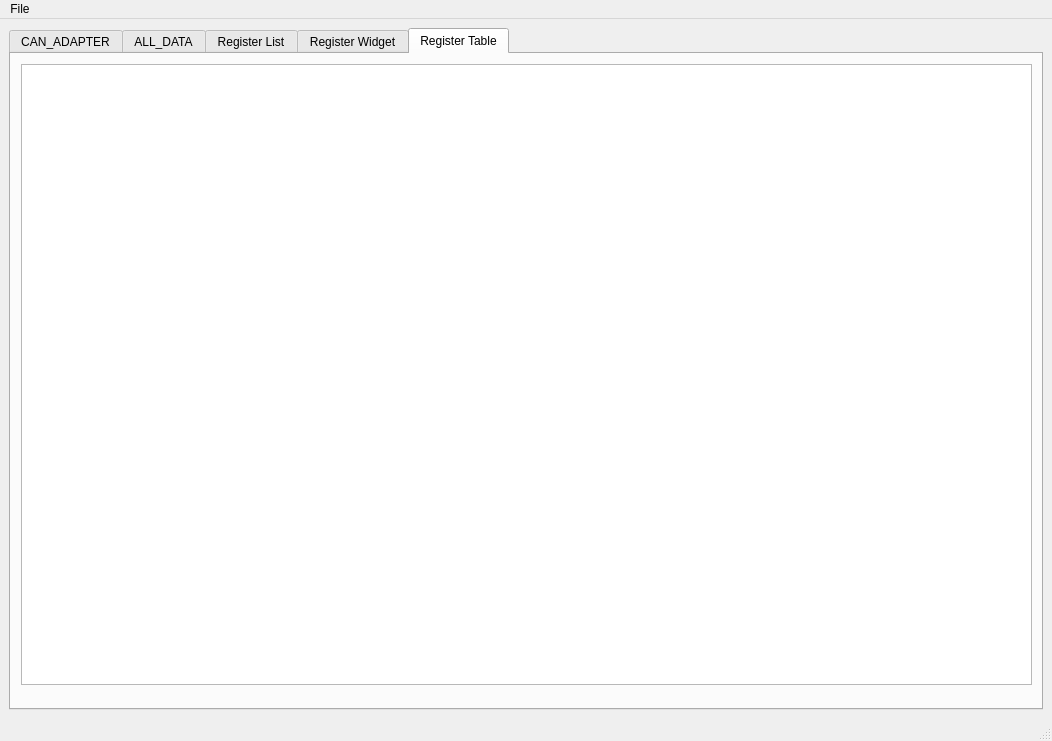
totktobroditvokrug/EL205-QT, file mainwindow.ui: the form before one commit.
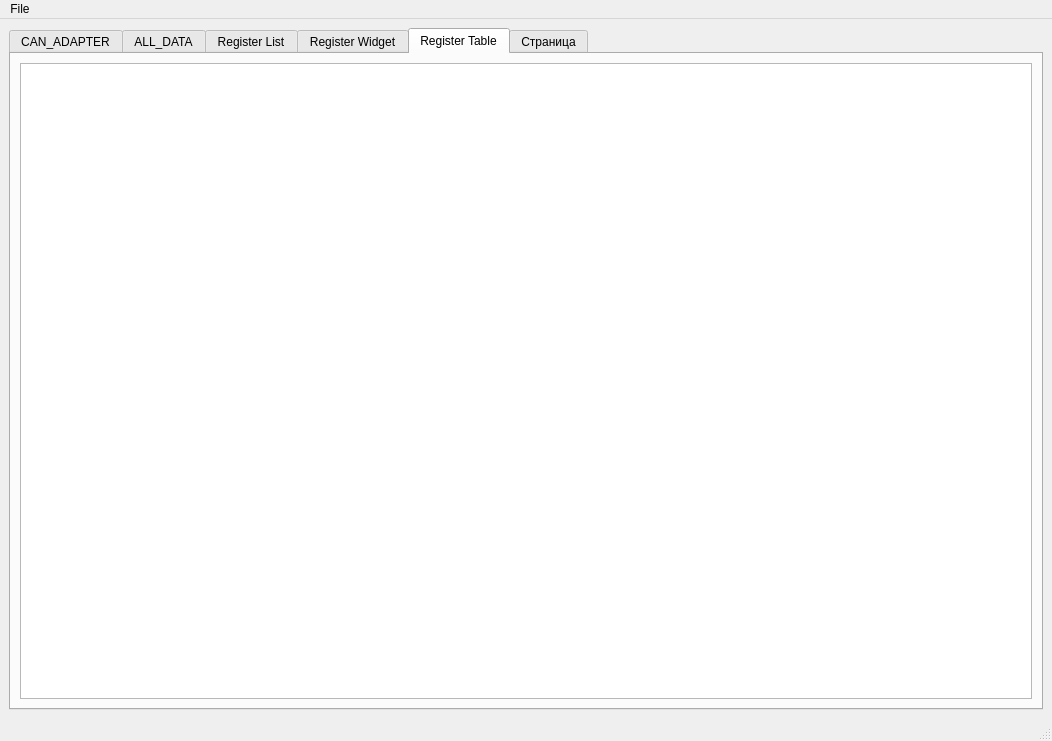
The form after the commit. The open tabs and pages were chosen to show the change.

What changed in the file:
```diff
--- a/mainwindow.ui
+++ b/mainwindow.ui
@@ -14,7 +14,7 @@
    <string>MainWindow</string>
   </property>
   <widget class="QWidget" name="centralwidget">
-   <layout class="QVBoxLayout" name="verticalLayout_2">
+   <layout class="QHBoxLayout" name="horizontalLayout">
     <item>
      <widget class="QTabWidget" name="tabWidget_registerWidget">
       <property name="currentIndex">
@@ -743,16 +743,23 @@
        <attribute name="title">
         <string>Register Table</string>
        </attribute>
-       <widget class="QTableWidget" name="tableRegister">
-        <property name="geometry">
-         <rect>
-          <x>10</x>
-          <y>10</y>
-          <width>1011</width>
-          <height>621</height>
-         </rect>
-        </property>
-       </widget>
+       <layout class="QVBoxLayout" name="verticalLayout_2">
+        <item>
+         <widget class="QTableWidget" name="tableRegister">
+          <property name="sizePolicy">
+           <sizepolicy hsizetype="Expanding" vsizetype="Expanding">
+            <horstretch>0</horstretch>
+            <verstretch>0</verstretch>
+           </sizepolicy>
+          </property>
+         </widget>
+        </item>
+       </layout>
+      </widget>
+      <widget class="QWidget" name="tab_6">
+       <attribute name="title">
+        <string>Страница</string>
+       </attribute>
       </widget>
      </widget>
     </item>
```
Left out of the diff: 2 changed lines with no effect on the pictures.
